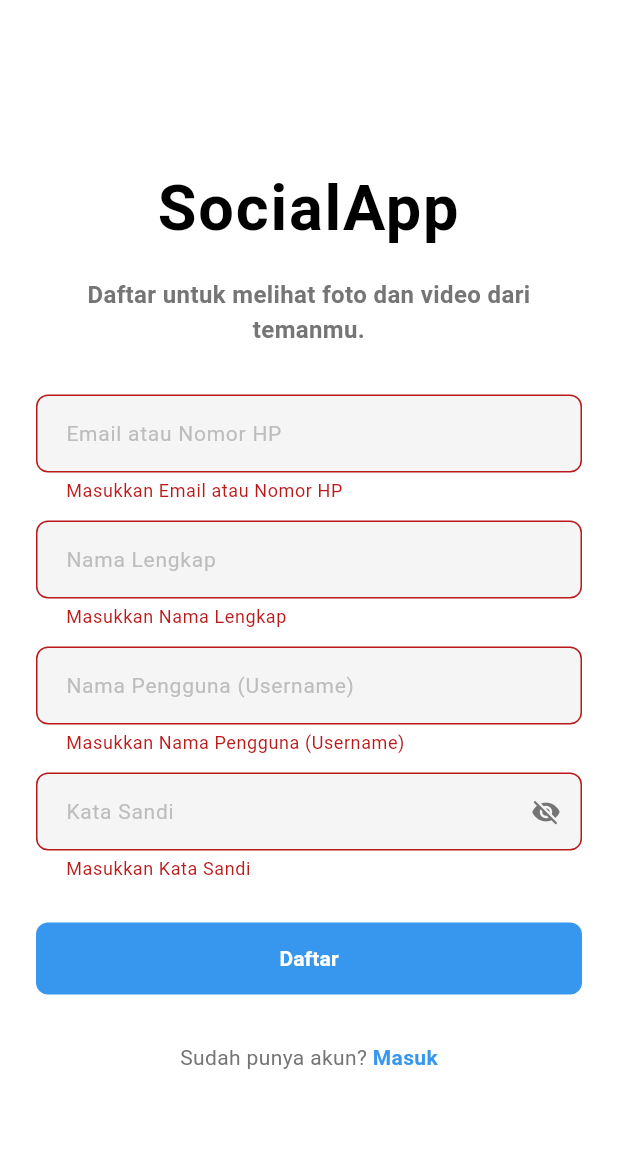
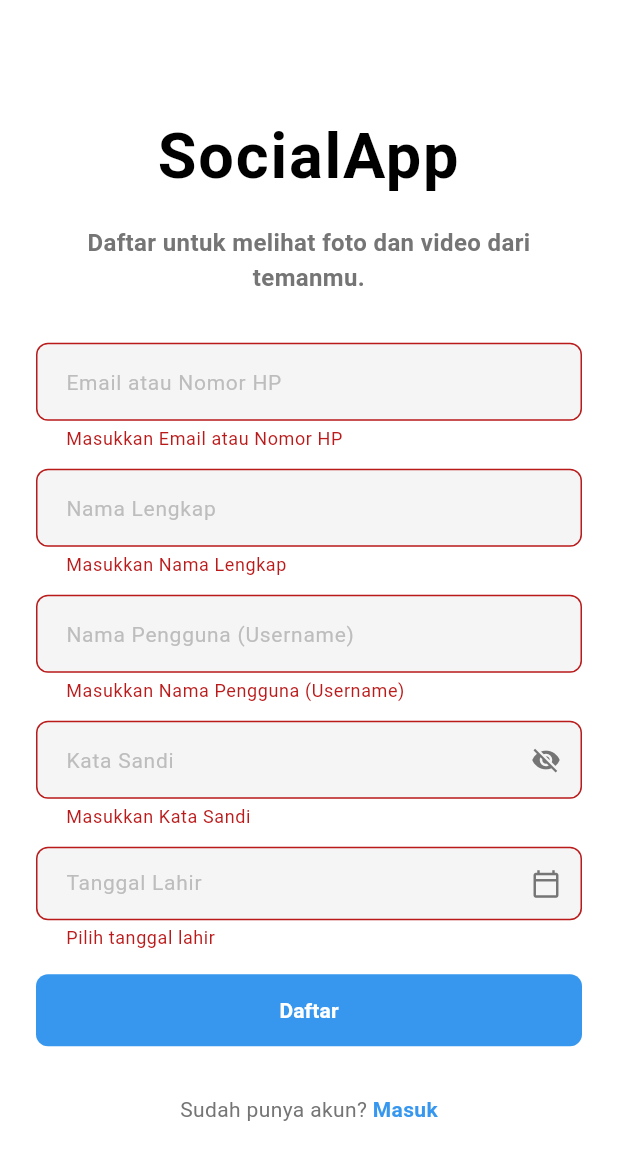
Before and after one commit to Pell227/Flutter-UAS, a Flutter app: the RegisterScreen screen opened directly, after a tap on "Daftar", on a phone screen of 412 x 824 dp. Shown: the top 1160 px of the screen. Run offline on Flutter 3.47's test engine with Material 3 defaults, Android fonts, the phone set to English and light mode, and no system bars; Roboto replaces fonts that are missing (Billabong).

Commit message:
Add birthday picker and integrate into register screen

```diff
--- /dev/null
+++ b/lib/birthday_picker.dart
@@ -0,0 +1,135 @@
+import 'package:flutter/material.dart';
+
+class BirthdayPicker extends StatefulWidget {
+  final DateTime? initialDate;
+  final ValueChanged<DateTime> onDateSelected;
+  final String? Function(DateTime?)? validator;
+
+  const BirthdayPicker({
+    super.key,
+    this.initialDate,
+    required this.onDateSelected,
+    this.validator,
+  });
+
+  @override
+  State<BirthdayPicker> createState() => _BirthdayPickerState();
+}
+
+class _BirthdayPickerState extends State<BirthdayPicker> {
+  final _controller = TextEditingController();
+  DateTime? _selectedDate;
+
+  static const List<String> _months = [
+    'Januari',
+    'Februari',
+    'Maret',
+    'April',
+    'Mei',
+    'Juni',
+    'Juli',
+    'Agustus',
+    'September',
+    'Oktober',
+    'November',
+    'Desember',
+  ];
+
+  @override
+  void initState() {
+    super.initState();
+    if (widget.initialDate != null) {
+      _selectedDate = widget.initialDate;
+      _controller.text = _formatDate(widget.initialDate!);
+    }
+  }
+
+  @override
+  void dispose() {
+    _controller.dispose();
+    super.dispose();
+  }
+
+  String _formatDate(DateTime date) {
+    return '${date.day} ${_months[date.month - 1]} ${date.year}';
+  }
+
+  Future<void> _pickDate() async {
+    final now = DateTime.now();
+    final picked = await showDatePicker(
+      context: context,
+      initialDate: _selectedDate ?? DateTime(now.year - 18, 1, 1),
+      firstDate: DateTime(1920),
+      lastDate: now,
+      helpText: 'Pilih Tanggal Lahir',
+      cancelText: 'Batal',
+      confirmText: 'Pilih',
+      builder: (context, child) {
+        return Theme(
+          data: Theme.of(context).copyWith(
+            colorScheme: const ColorScheme.light(
+              primary: Color(0xFF3797EF),
+              onPrimary: Colors.white,
+              onSurface: Colors.black,
+            ),
+          ),
+          child: child!,
+        );
+      },
+    );
+
+    if (picked != null) {
+      setState(() {
+        _selectedDate = picked;
+        _controller.text = _formatDate(picked);
+      });
+      widget.onDateSelected(picked);
+    }
+  }
+
+  @override
+  Widget build(BuildContext context) {
+    return TextFormField(
+      controller: _controller,
+      readOnly: true,
+      onTap: _pickDate,
+      style: const TextStyle(fontSize: 14, color: Colors.black),
+      decoration: InputDecoration(
+        hintText: 'Tanggal Lahir',
+        hintStyle: TextStyle(color: Colors.grey.shade400, fontSize: 14),
+        filled: true,
+        fillColor: Colors.grey.shade100,
+        contentPadding: const EdgeInsets.symmetric(
+          horizontal: 16,
+          vertical: 14,
+        ),
+        suffixIcon: Icon(
+          Icons.calendar_today_outlined,
+          color: Colors.grey.shade600,
+          size: 20,
+        ),
+        border: OutlineInputBorder(
+          borderRadius: BorderRadius.circular(8),
+          borderSide: BorderSide(color: Colors.grey.shade300),
+        ),
+        enabledBorder: OutlineInputBorder(
+          borderRadius: BorderRadius.circular(8),
+          borderSide: BorderSide(color: Colors.grey.shade300),
+        ),
+        focusedBorder: OutlineInputBorder(
+          borderRadius: BorderRadius.circular(8),
+          borderSide: BorderSide(color: Colors.grey.shade500),
+        ),
+      ),
+      validator: (value) {
+        if (_selectedDate == null) {
+          return 'Pilih tanggal lahir';
+        }
+        if (widget.validator != null) {
+          return widget.validator!(_selectedDate);
+        }
+        return null;
+      },
+    );
+  }
+}
--- a/lib/register_screen.dart
+++ b/lib/register_screen.dart
@@ -1,4 +1,5 @@
 import 'package:flutter/material.dart';
+import 'birthday_picker.dart';
 
 class RegisterScreen extends StatefulWidget {
   const RegisterScreen({super.key});
@@ -15,6 +16,7 @@ class _RegisterScreenState extends State<RegisterScreen> {
   final _passwordController = TextEditingController();
   bool _isPasswordVisible = false;
   bool _isLoading = false;
+  DateTime? _selectedBirthday;
 
   @override
   void dispose() {
@@ -28,6 +30,7 @@ class _RegisterScreenState extends State<RegisterScreen> {
   void _handleRegister() {
     if (_formKey.currentState!.validate()) {
       setState(() => _isLoading = true);
+      debugPrint('Tanggal lahir dipilih: $_selectedBirthday');
       Future.delayed(const Duration(seconds: 2), () {
         if (mounted) {
           setState(() => _isLoading = false);
@@ -156,6 +159,15 @@ class _RegisterScreenState extends State<RegisterScreen> {
                     isPassword: true,
                   ),
 
+                  // 3. Panggil komponen BirthdayPicker di sini
+                  BirthdayPicker(
+                    onDateSelected: (date) {
+                      setState(() {
+                        _selectedBirthday = date;
+                      });
+                    },
+                  ),
+
                   const SizedBox(height: 16),
 
                   ElevatedButton(
```
